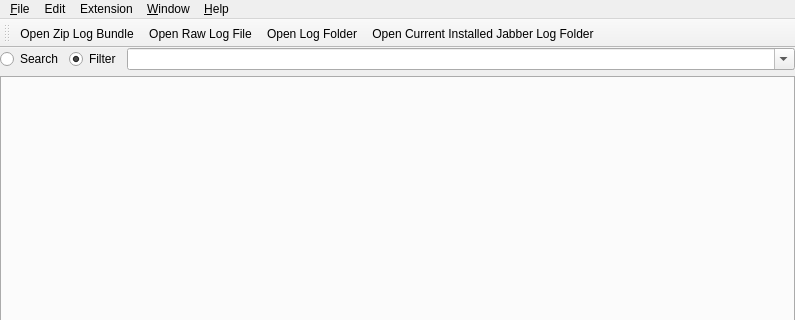
Above: mainwindow.ui from missdeer/cjlv before the change; both pictures show x 0 to 795 and y 0 to 320 of the 795 by 521 pixel window. Below: the same form after it.
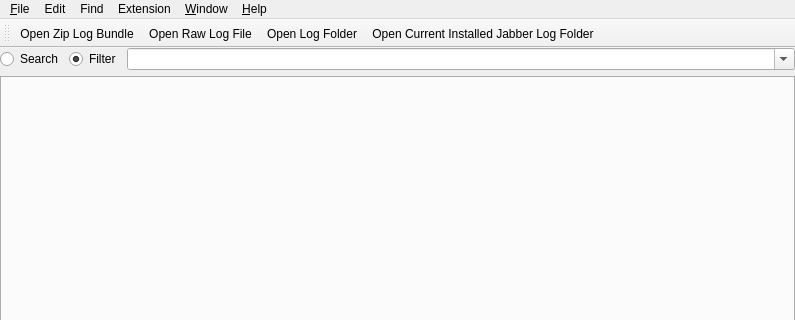
That is the form after the change. Icons and pictures are not drawn. Custom widgets are drawn as their Qt base class.

What changed in the file:
```diff
--- a/mainwindow.ui
+++ b/mainwindow.ui
@@ -83,7 +83,7 @@
      <x>0</x>
      <y>0</y>
      <width>795</width>
-     <height>18</height>
+     <height>21</height>
     </rect>
    </property>
    <widget class="QMenu" name="menu_File">
@@ -101,9 +101,9 @@
     <addaction name="separator"/>
     <addaction name="actionExit"/>
    </widget>
-   <widget class="QMenu" name="menuEdit">
+   <widget class="QMenu" name="menuFind">
     <property name="title">
-     <string>Edit</string>
+     <string>Find</string>
     </property>
     <addaction name="actionSearch"/>
     <addaction name="actionFilter"/>
@@ -130,8 +130,18 @@
     <addaction name="actionCloseAll"/>
     <addaction name="actionCloseAllButThis"/>
    </widget>
+   <widget class="QMenu" name="menuEdit">
+    <property name="title">
+     <string>Edit</string>
+    </property>
+    <addaction name="actionCopyCurrentCell"/>
+    <addaction name="actionCopyCurrentRow"/>
+    <addaction name="actionCopySelectedCells"/>
+    <addaction name="actionCopySelectedRows"/>
+   </widget>
    <addaction name="menu_File"/>
    <addaction name="menuEdit"/>
+   <addaction name="menuFind"/>
    <addaction name="menuExtension"/>
    <addaction name="menu_Window"/>
    <addaction name="menu_Help"/>
```
Left out of the diff: 191 changed lines with no effect on the pictures.
